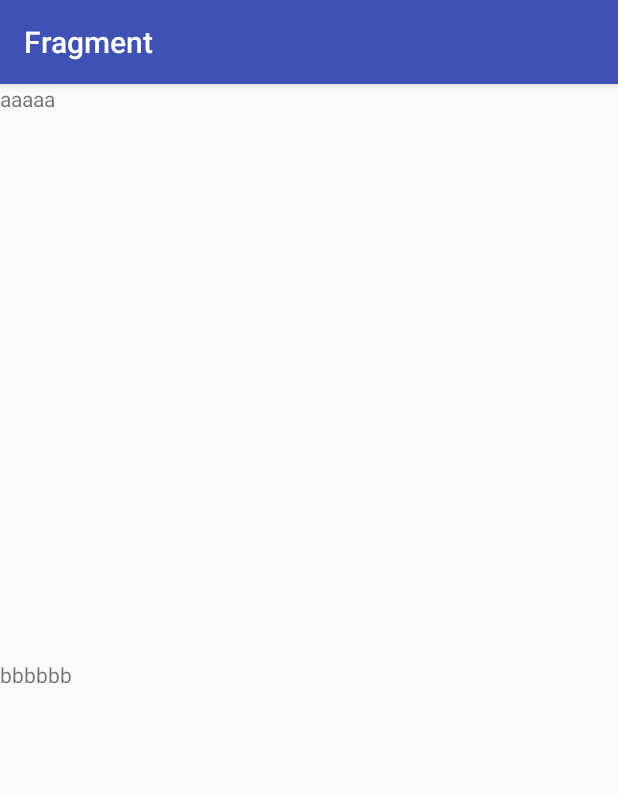
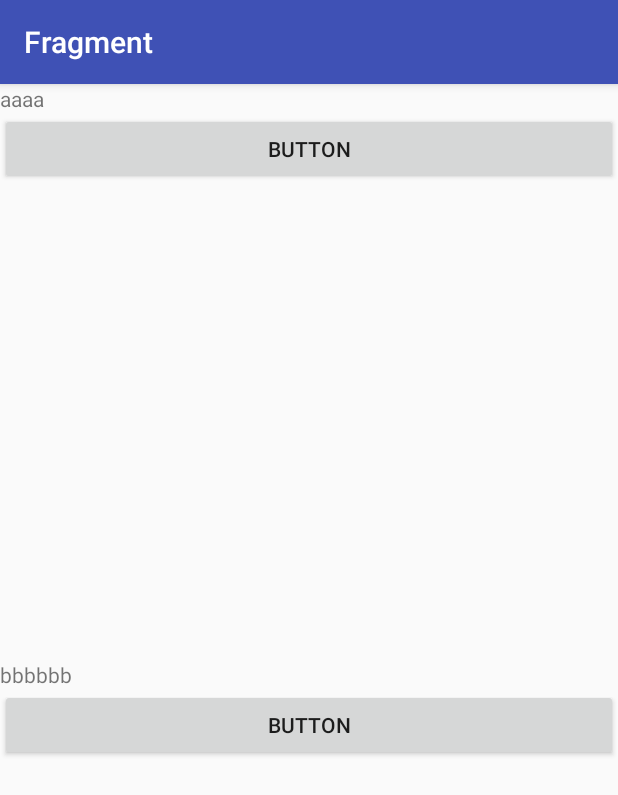
Before and after one commit to Star58888/Demo20171204, an Android app: the screen it shows after launch (MainActivity), on a phone screen of 412 x 824 dp. Shown: the top 795 px of the screen. Run offline under Robolectric (Android 15) with nearby library versions, the phone set to English and light mode, and no system bars.

Commit message:
+button，Hello World

```diff
--- a/app/src/main/java/com/star/demo20171204/FragmentA.java
+++ b/app/src/main/java/com/star/demo20171204/FragmentA.java
@@ -3,10 +3,13 @@ package com.star.demo20171204;
 import android.content.Context;
 import android.net.Uri;
 import android.os.Bundle;
+import android.support.annotation.Nullable;
 import android.support.v4.app.Fragment;
 import android.view.LayoutInflater;
 import android.view.View;
 import android.view.ViewGroup;
+import android.widget.Button;
+import android.widget.TextView;
 
 
 /**
@@ -67,6 +70,19 @@ public class FragmentA extends Fragment {
         return inflater.inflate(R.layout.fragment_a, container, false);
     }
 
+    @Override
+    public void onActivityCreated(@Nullable Bundle savedInstanceState) {
+        super.onActivityCreated(savedInstanceState);
+        final TextView tv = (TextView) getView().findViewById(R.id.textView);
+        Button btn = (Button) getView().findViewById(R.id.button);
+        btn.setOnClickListener(new View.OnClickListener() {
+            @Override
+            public void onClick(View v) {
+                tv.setText("Hello World");
+            }
+        });
+    }
+
     // TODO: Rename method, update argument and hook method into UI event
     public void onButtonPressed(Uri uri) {
         if (mListener != null) {
@@ -80,8 +96,8 @@ public class FragmentA extends Fragment {
         if (context instanceof OnFragmentInteractionListener) {
             mListener = (OnFragmentInteractionListener) context;
         } else {
-//            throw new RuntimeException(context.toString()
-//                    + " must implement OnFragmentInteractionListener");
+            // throw new RuntimeException(context.toString()
+            //        + " must implement OnFragmentInteractionListener");
         }
     }
 
--- a/app/src/main/java/com/star/demo20171204/FragmentB.java
+++ b/app/src/main/java/com/star/demo20171204/FragmentB.java
@@ -3,10 +3,13 @@ package com.star.demo20171204;
 import android.content.Context;
 import android.net.Uri;
 import android.os.Bundle;
+import android.support.annotation.Nullable;
 import android.support.v4.app.Fragment;
 import android.view.LayoutInflater;
 import android.view.View;
 import android.view.ViewGroup;
+import android.widget.Button;
+import android.widget.TextView;
 
 
 /**
@@ -74,6 +77,8 @@ public class FragmentB extends Fragment {
         }
     }
 
+
+
     @Override
     public void onAttach(Context context) {
         super.onAttach(context);
--- a/app/src/main/res/layout/fragment_a.xml
+++ b/app/src/main/res/layout/fragment_a.xml
@@ -1,13 +1,20 @@
-<FrameLayout xmlns:android="http://schemas.android.com/apk/res/android"
+<LinearLayout xmlns:android="http://schemas.android.com/apk/res/android"
     xmlns:tools="http://schemas.android.com/tools"
     android:layout_width="match_parent"
     android:layout_height="200dp"
+    android:orientation="vertical"
     tools:context="com.star.demo20171204.FragmentA">
 
     <!-- TODO: Update blank fragment layout -->
     <TextView
+        android:id="@+id/textView"
         android:layout_width="match_parent"
-        android:layout_height="match_parent"
-        android:text="aaaaa" />
+        android:layout_height="wrap_content"
+        android:text="aaaa" />
 
-</FrameLayout>
+    <Button
+        android:id="@+id/button"
+        android:layout_width="match_parent"
+        android:layout_height="wrap_content"
+        android:text="Button" />
+</LinearLayout>
--- a/app/src/main/res/layout/fragment_b.xml
+++ b/app/src/main/res/layout/fragment_b.xml
@@ -1,13 +1,22 @@
-<FrameLayout xmlns:android="http://schemas.android.com/apk/res/android"
+<LinearLayout xmlns:android="http://schemas.android.com/apk/res/android"
     xmlns:tools="http://schemas.android.com/tools"
     android:layout_width="match_parent"
     android:layout_height="200dp"
+    android:orientation="vertical"
     tools:context="com.star.demo20171204.FragmentB">
 
     <!-- TODO: Update blank fragment layout -->
+
     <TextView
+        android:id="@+id/textview"
         android:layout_width="match_parent"
-        android:layout_height="match_parent"
+        android:layout_height="wrap_content"
         android:text="bbbbbb" />
 
-</FrameLayout>
+    <Button
+        android:id="@+id/button"
+        android:layout_width="match_parent"
+        android:layout_height="wrap_content"
+        android:text="Button" />
+
+</LinearLayout>
```
